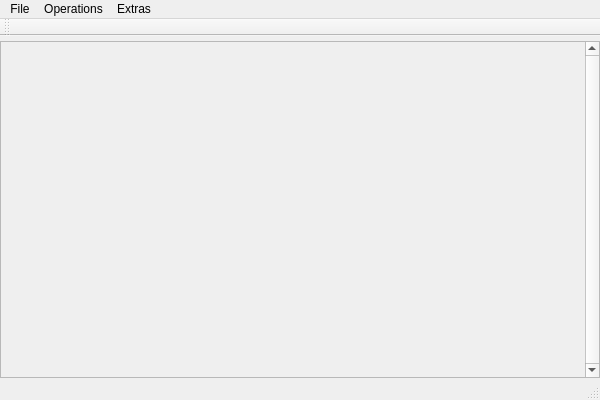
The window that KomischesCAIPProjekt/KomischesCAIPProjekt.ui (Kixel/KomischesCAIPProjekt) describes before a commit, drawn with Qt 5.
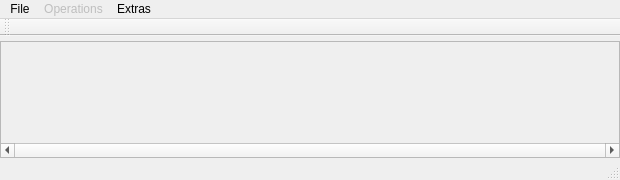
The same window after the commit.

Patch:
```diff
--- a/KomischesCAIPProjekt/KomischesCAIPProjekt.ui
+++ b/KomischesCAIPProjekt/KomischesCAIPProjekt.ui
@@ -6,8 +6,8 @@
    <rect>
     <x>0</x>
     <y>0</y>
-    <width>600</width>
-    <height>400</height>
+    <width>620</width>
+    <height>180</height>
    </rect>
   </property>
   <property name="windowTitle">
@@ -30,13 +30,13 @@
     <item row="0" column="0">
      <widget class="QScrollArea" name="scrollArea">
       <property name="verticalScrollBarPolicy">
-       <enum>Qt::ScrollBarAlwaysOn</enum>
-      </property>
-      <property name="horizontalScrollBarPolicy">
        <enum>Qt::ScrollBarAlwaysOff</enum>
       </property>
+      <property name="horizontalScrollBarPolicy">
+       <enum>Qt::ScrollBarAlwaysOn</enum>
+      </property>
       <property name="sizeAdjustPolicy">
-       <enum>QAbstractScrollArea::AdjustToContents</enum>
+       <enum>QAbstractScrollArea::AdjustIgnored</enum>
       </property>
       <property name="widgetResizable">
        <bool>true</bool>
@@ -49,36 +49,32 @@
         <rect>
          <x>0</x>
          <y>0</y>
-         <width>581</width>
-         <height>340</height>
+         <width>618</width>
+         <height>103</height>
         </rect>
        </property>
-       <layout class="QGridLayout" name="gridLayout">
+       <property name="mouseTracking">
+        <bool>true</bool>
+       </property>
+       <property name="layoutDirection">
+        <enum>Qt::LeftToRight</enum>
+       </property>
+       <layout class="QHBoxLayout" name="TESTGRID">
         <property name="sizeConstraint">
-         <enum>QLayout::SetNoConstraint</enum>
+         <enum>QLayout::SetFixedSize</enum>
         </property>
         <property name="leftMargin">
-         <number>10</number>
+         <number>2</number>
         </property>
         <property name="topMargin">
-         <number>10</number>
+         <number>2</number>
         </property>
         <property name="rightMargin">
-         <number>10</number>
+         <number>2</number>
         </property>
         <property name="bottomMargin">
-         <number>10</number>
-        </property>
-        <property name="spacing">
          <number>2</number>
         </property>
-        <item row="1" column="0">
-         <layout class="QGridLayout" name="Test">
-          <property name="sizeConstraint">
-           <enum>QLayout::SetFixedSize</enum>
-          </property>
-         </layout>
-        </item>
        </layout>
       </widget>
      </widget>
@@ -90,7 +86,7 @@
     <rect>
      <x>0</x>
      <y>0</y>
-     <width>600</width>
+     <width>620</width>
      <height>21</height>
     </rect>
    </property>
@@ -119,6 +115,9 @@
     <addaction name="actionQuit"/>
    </widget>
    <widget class="QMenu" name="menuOperations">
+    <property name="enabled">
+     <bool>false</bool>
+    </property>
     <property name="title">
      <string>Operations</string>
     </property>
@@ -179,7 +178,7 @@
   <widget class="QStatusBar" name="statusBar"/>
   <action name="actionOpen">
    <property name="text">
-    <string>Open File</string>
+    <string>Open File(s)</string>
    </property>
   </action>
   <action name="actionTestImage">
@@ -211,11 +210,17 @@
    </property>
   </action>
   <action name="actionSave_Active">
+   <property name="enabled">
+    <bool>false</bool>
+   </property>
    <property name="text">
     <string>Save Active</string>
    </property>
   </action>
   <action name="actionClose_All_Images">
+   <property name="enabled">
+    <bool>false</bool>
+   </property>
    <property name="text">
     <string>Close All Images</string>
    </property>
@@ -236,6 +241,9 @@
    </property>
   </action>
   <action name="actionMagnifier">
+   <property name="enabled">
+    <bool>false</bool>
+   </property>
    <property name="text">
     <string>Magnifier</string>
    </property>
@@ -412,6 +420,9 @@
    </property>
   </action>
   <action name="actionClose_Active">
+   <property name="enabled">
+    <bool>false</bool>
+   </property>
    <property name="text">
     <string>Close Active</string>
    </property>
```
